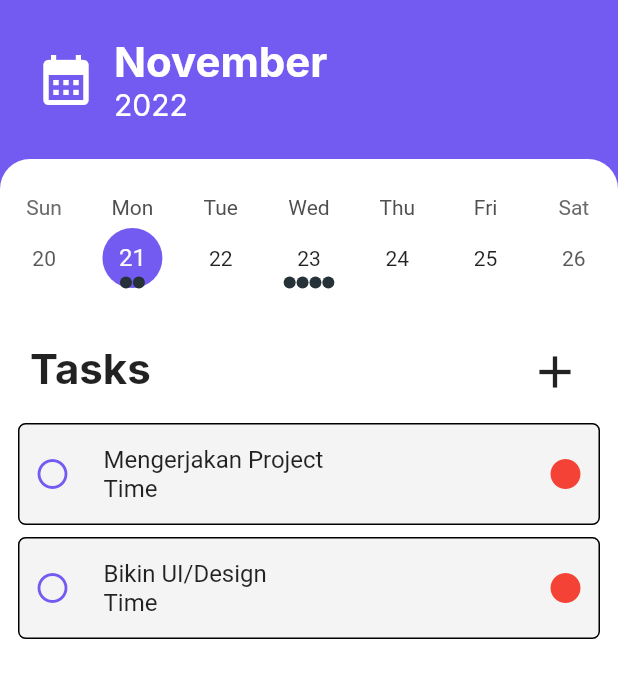
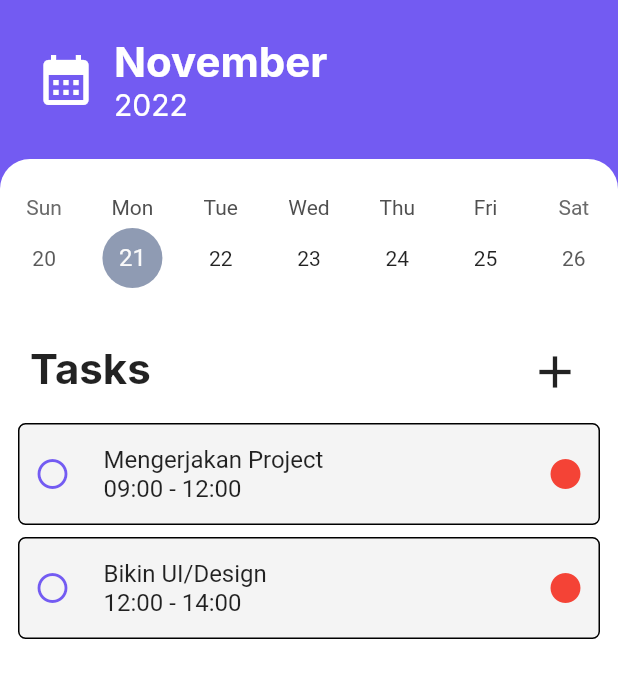
Before and after one commit to maodaaa/do-with-me, a Flutter app: the screen it shows after launch, on a phone screen of 412 x 824 dp. Shown: the top 678 px of the screen. Run offline on Flutter 3.47's test engine with Material 2 defaults, Android fonts, the phone set to English and light mode, and no system bars; drawn by our look-alikes of table_calendar; our stand-ins replace google_fonts.

Commit message:
Update Task Card

```diff
--- a/lib/main.dart
+++ b/lib/main.dart
@@ -15,7 +15,7 @@ class MyApp extends StatelessWidget {
       theme: ThemeData(
         primarySwatch: Colors.blue,
       ),
-      home: ToDoPage(),
+      home: const ToDoPage(),
     );
   }
 }
--- a/lib/todo/todo_page.dart
+++ b/lib/todo/todo_page.dart
@@ -4,79 +4,26 @@ import 'package:google_fonts/google_fonts.dart';
 import 'package:table_calendar/table_calendar.dart';
 import 'package:intl/intl.dart';
 
-import '../utils.dart';
+class ToDoPage extends StatefulWidget {
+  const ToDoPage({super.key});
 
-class ToDoPage extends StatefulWidget {
   @override
   _ToDoPageState createState() => _ToDoPageState();
 }
 
 class _ToDoPageState extends State<ToDoPage> {
-  late final ValueNotifier<List<Event>> _selectedEvents;
   CalendarFormat _calendarFormat = CalendarFormat.week;
-  RangeSelectionMode _rangeSelectionMode = RangeSelectionMode.toggledOff;
-  DateTime _focusedDay = DateTime.now();
+  DateTime focusDay = DateTime.now();
   DateTime? _selectedDay;
-  DateTime? _rangeStart;
-  DateTime? _rangeEnd;
-
-  @override
-  void initState() {
-    super.initState();
-
-    _selectedDay = _focusedDay;
-    _selectedEvents = ValueNotifier(_getEventsForDay(_selectedDay!));
-  }
-
-  @override
-  void dispose() {
-    _selectedEvents.dispose();
-    super.dispose();
-  }
-
-  List<Event> _getEventsForDay(DateTime day) {
-    return kEvents[day] ?? [];
-  }
-
-  List<Event> _getEventsForRange(DateTime start, DateTime end) {
-    // Implementation example
-    final days = daysInRange(start, end);
-
-    return [
-      for (final d in days) ..._getEventsForDay(d),
-    ];
-  }
+  DateTime firstDay = DateTime(DateTime.now().year, DateTime.now().month - 3, DateTime.now().day);
+  DateTime lastDay = DateTime(DateTime.now().year, DateTime.now().month + 3, DateTime.now().day);
 
   void _onDaySelected(DateTime selectedDay, DateTime focusedDay) {
     if (!isSameDay(_selectedDay, selectedDay)) {
       setState(() {
         _selectedDay = selectedDay;
-        _focusedDay = focusedDay;
-        _rangeStart = null; // Important to clean those
-        _rangeEnd = null;
-        _rangeSelectionMode = RangeSelectionMode.toggledOff;
+        focusDay = focusedDay;
       });
-
-      _selectedEvents.value = _getEventsForDay(selectedDay);
-    }
-  }
-
-  void _onRangeSelected(DateTime? start, DateTime? end, DateTime focusedDay) {
-    setState(() {
-      _selectedDay = null;
-      _focusedDay = focusedDay;
-      _rangeStart = start;
-      _rangeEnd = end;
-      _rangeSelectionMode = RangeSelectionMode.toggledOn;
-    });
-
-    // `start` or `end` could be null
-    if (start != null && end != null) {
-      _selectedEvents.value = _getEventsForRange(start, end);
-    } else if (start != null) {
-      _selectedEvents.value = _getEventsForDay(start);
-    } else if (end != null) {
-      _selectedEvents.value = _getEventsForDay(end);
     }
   }
 
@@ -100,7 +47,7 @@ class _ToDoPageState extends State<ToDoPage> {
                 crossAxisAlignment: CrossAxisAlignment.start,
                 children: [
                   Text(
-                    DateFormat.MMMM().format(kToday),
+                    DateFormat.MMMM().format(focusDay),
                     style: GoogleFonts.inter(
                       fontSize: 28,
                       fontWeight: FontWeight.bold,
@@ -108,7 +55,7 @@ class _ToDoPageState extends State<ToDoPage> {
                     ),
                   ),
                   Text(
-                    DateFormat.y().format(kToday),
+                    DateFormat.y().format(focusDay),
                     style: GoogleFonts.inter(
                       fontSize: 20,
                       color: kWhite,
@@ -132,7 +79,7 @@ class _ToDoPageState extends State<ToDoPage> {
                 children: [
                   Padding(
                     padding: const EdgeInsets.only(top: 24),
-                    child: TableCalendar<Event>(
+                    child: TableCalendar(
                       calendarStyle: const CalendarStyle(
                         selectedDecoration: BoxDecoration(
                           color: kPurple,
@@ -145,17 +92,12 @@ class _ToDoPageState extends State<ToDoPage> {
                       ),
                       headerVisible: false,
                       availableGestures: AvailableGestures.none,
-                      firstDay: kFirstDay,
-                      lastDay: kLastDay,
-                      focusedDay: _focusedDay,
+                      firstDay: firstDay,
+                      lastDay: lastDay,
+                      focusedDay: focusDay,
+                      onDaySelected: _onDaySelected,
                       calendarFormat: _calendarFormat,
                       selectedDayPredicate: (day) => isSameDay(_selectedDay, day),
-                      rangeStartDay: _rangeStart,
-                      rangeEndDay: _rangeEnd,
-                      rangeSelectionMode: _rangeSelectionMode,
-                      eventLoader: _getEventsForDay,
-                      onDaySelected: _onDaySelected,
-                      onRangeSelected: _onRangeSelected,
                     ),
                   ),
                   const SizedBox(height: 24),
@@ -184,13 +126,26 @@ class _ToDoPageState extends State<ToDoPage> {
                     ],
                   ),
                   const SizedBox(height: 8),
-                  Expanded(
-                    child: ValueListenableBuilder<List<Event>>(
-                      valueListenable: _selectedEvents,
-                      builder: (context, value, _) {
-                        return ListView.builder(
-                          itemCount: value.length,
-                          itemBuilder: (context, index) {
+                  TaskCard(name: 'Mengerjakan Project', time: '09:00 - 12:00'),
+                  TaskCard(name: 'Bikin UI/Design', time: '12:00 - 14:00'),
+                ],
+              ),
+            ),
+          ),
+        ],
+      ),
+    );
+  }
+}
+
+class TaskCard extends StatelessWidget {
+  String name;
+  String time;
+
+  TaskCard({super.key, required this.name, required this.time});
+
+  @override
+  Widget build(BuildContext context) {
     return Container(
       margin: const EdgeInsets.symmetric(
         horizontal: 12.0,
@@ -210,8 +165,8 @@ class _ToDoPageState extends State<ToDoPage> {
         title: Column(
           crossAxisAlignment: CrossAxisAlignment.start,
           children: [
-                                    Text('${value[index]}'),
-                                    const Text('Time'),
+            Text(name),
+            Text(time),
           ],
         ),
         trailing: const Padding(
@@ -220,17 +175,5 @@ class _ToDoPageState extends State<ToDoPage> {
         ),
       ),
     );
-                          },
-                        );
-                      },
-                    ),
-                  ),
-                ],
-              ),
-            ),
-          ),
-        ],
-      ),
-    );
   }
 }
--- a/lib/utils.dart
+++ /dev/null
@@ -1,49 +0,0 @@
-import 'dart:collection';
-
-import 'package:table_calendar/table_calendar.dart';
-
-/// Example event class.
-class Event {
-  final String title;
-
-  const Event(this.title);
-
-  @override
-  String toString() => title;
-}
-
-/// Example events.
-///
-/// Using a [LinkedHashMap] is highly recommended if you decide to use a map.
-final kEvents = LinkedHashMap<DateTime, List<Event>>(
-  equals: isSameDay,
-  hashCode: getHashCode,
-)..addAll(_kEventSource);
-
-final _kEventSource = Map.fromIterable(List.generate(50, (index) => index),
-    key: (item) => DateTime.utc(kFirstDay.year, kFirstDay.month, item * 5),
-    value: (item) => List.generate(
-        item % 4 + 1, (index) => Event('Event $item | ${index + 1}')))
-  ..addAll({
-    kToday: [
-      const Event('Mengerjakan Project'),
-      const Event('Bikin UI/Design'),
-    ],
-  });
-
-int getHashCode(DateTime key) {
-  return key.day * 1000000 + key.month * 10000 + key.year;
-}
-
-/// Returns a list of [DateTime] objects from [first] to [last], inclusive.
-List<DateTime> daysInRange(DateTime first, DateTime last) {
-  final dayCount = last.difference(first).inDays + 1;
-  return List.generate(
-    dayCount,
-    (index) => DateTime.utc(first.year, first.month, first.day + index),
-  );
-}
-
-final kToday = DateTime.now();
-final kFirstDay = DateTime(kToday.year, kToday.month - 3, kToday.day);
-final kLastDay = DateTime(kToday.year, kToday.month + 3, kToday.day);
```
Lines whose indentation alone changed are shown as unchanged.
